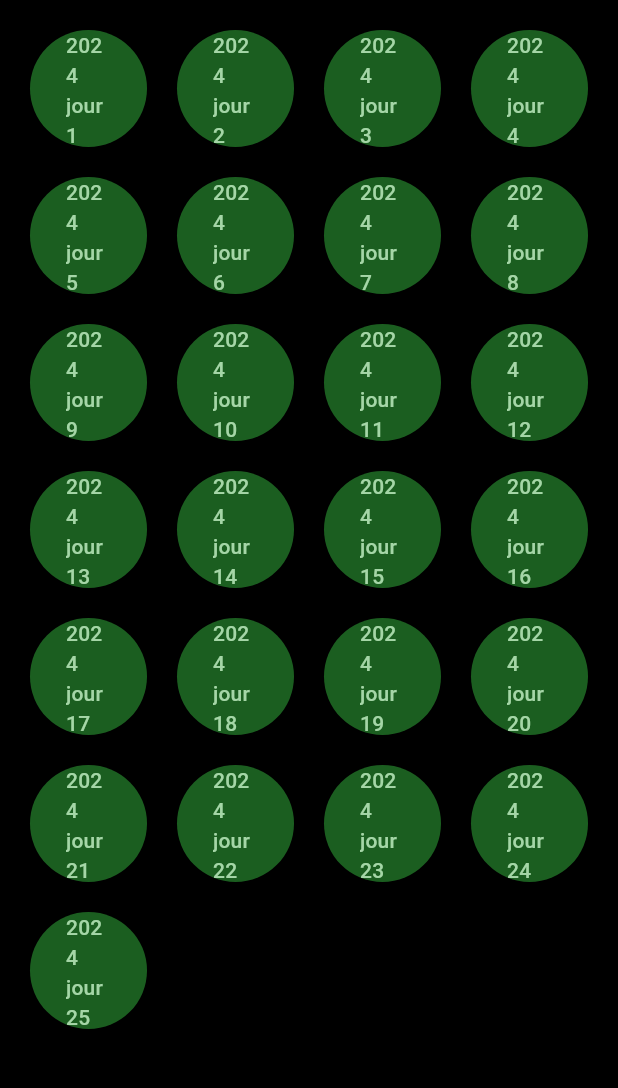
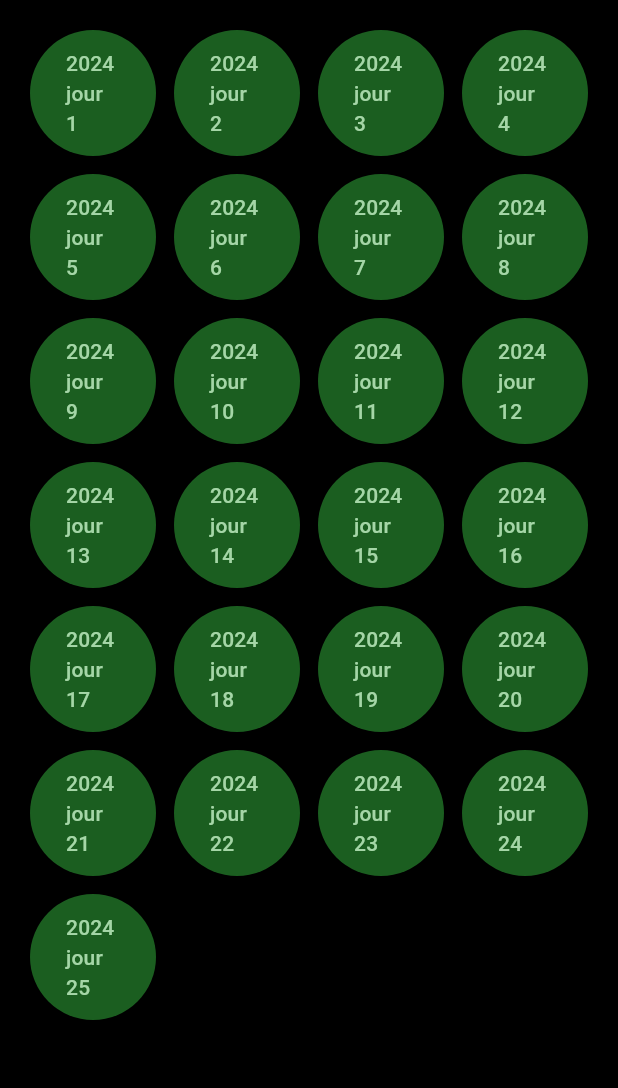
Before and after one commit to Alt257/AdventOfCode_flutter, a Flutter app: the screen it shows after launch, on a phone screen of 412 x 824 dp, the part 84-1172 px from its top. Run offline on Flutter 3.47's test engine with Material 3 defaults, Android fonts, the phone set to English and light mode, and no system bars; our stand-ins replace bloc, dio, flutter_bloc, flutter_dotenv, freezed_annotation, go_router.

Commit message:
#STYLE puzzle buttons size

```diff
--- a/lib/view/page/home.dart
+++ b/lib/view/page/home.dart
@@ -16,8 +16,8 @@ final class HomePage extends StatelessWidget {
         padding: EdgeInsetsGeometry.symmetric(horizontal: 20, vertical: 20),
         child: GridView.extent(
           maxCrossAxisExtent: 100,
-          mainAxisSpacing: 20,
-          crossAxisSpacing: 20,
+          mainAxisSpacing: 12,
+          crossAxisSpacing: 12,
           children: [for(var i = 1; i <= 25; i++) _buildPuzzleButton(context, year: 2024, day: i)],
         ),
       ),
```
